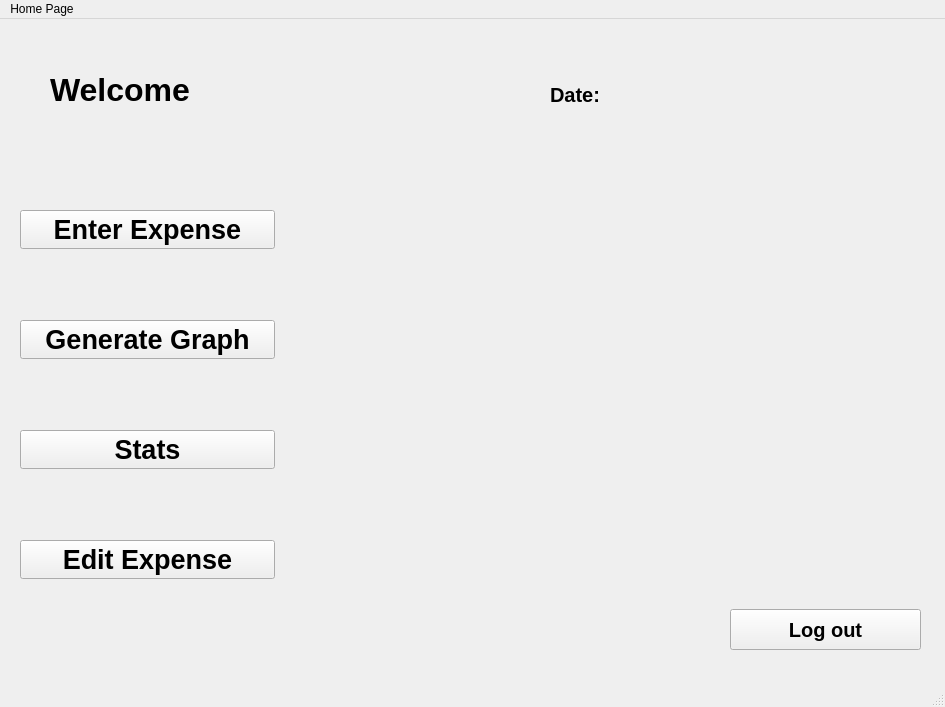
Before: the Qt Designer form mind_your_money/Mind_Your_Money/mainwindow.ui in pukaradhikari1/EndSemProject-1, drawn with Qt 5.
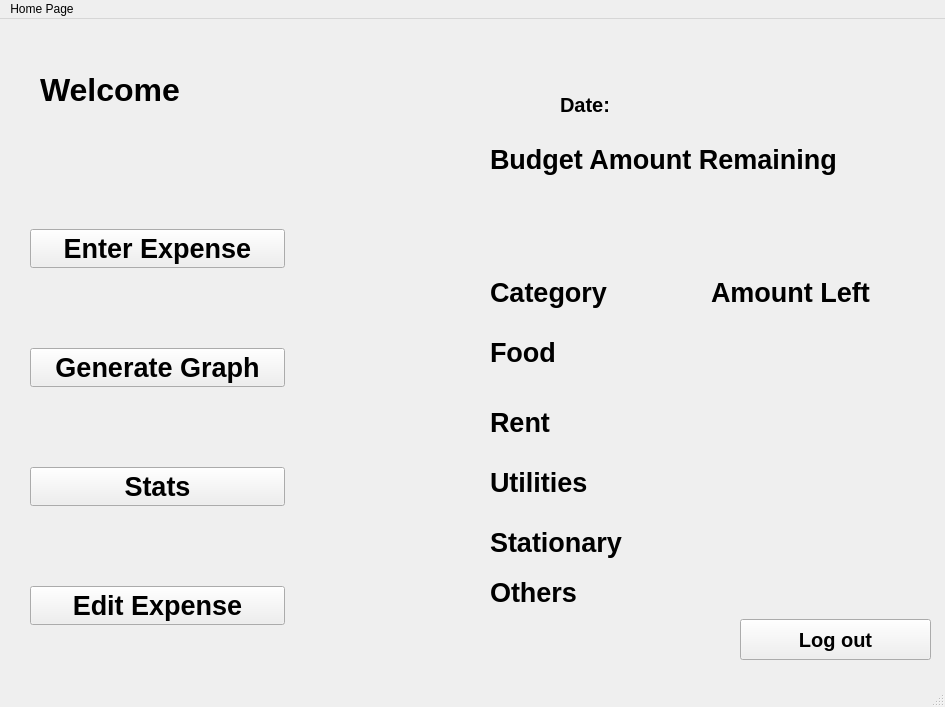
After: the same form once the commit is applied. The open tabs and pages were chosen to show the change.

Diff of the .ui file:
```diff
--- a/mind_your_money/Mind_Your_Money/mainwindow.ui
+++ b/mind_your_money/Mind_Your_Money/mainwindow.ui
@@ -17,8 +17,8 @@
    <widget class="QStackedWidget" name="stackedWidget">
     <property name="geometry">
      <rect>
-      <x>10</x>
-      <y>10</y>
+      <x>20</x>
+      <y>20</y>
       <width>911</width>
       <height>651</height>
      </rect>
@@ -711,8 +711,8 @@
      <widget class="QLabel" name="label_10">
       <property name="geometry">
        <rect>
-        <x>40</x>
-        <y>0</y>
+        <x>20</x>
+        <y>-10</y>
         <width>181</width>
         <height>121</height>
        </rect>
@@ -733,7 +733,7 @@
         <x>10</x>
         <y>160</y>
         <width>255</width>
-        <height>411</height>
+        <height>460</height>
        </rect>
       </property>
       <layout class="QVBoxLayout" name="verticalLayout_2">
@@ -894,8 +894,8 @@
      <widget class="QLabel" name="name">
       <property name="geometry">
        <rect>
-        <x>270</x>
-        <y>40</y>
+        <x>230</x>
+        <y>10</y>
         <width>151</width>
         <height>41</height>
        </rect>
@@ -904,6 +904,206 @@
        <string/>
       </property>
      </widget>
+     <widget class="QWidget" name="horizontalLayoutWidget_2">
+      <property name="geometry">
+       <rect>
+        <x>470</x>
+        <y>230</y>
+        <width>391</width>
+        <height>46</height>
+       </rect>
+      </property>
+      <layout class="QHBoxLayout" name="horizontalLayout_6">
+       <property name="spacing">
+        <number>50</number>
+       </property>
+       <item>
+        <widget class="QLabel" name="Category">
+         <property name="text">
+          <string>Category</string>
+         </property>
+        </widget>
+       </item>
+       <item>
+        <widget class="QLabel" name="label_27">
+         <property name="text">
+          <string>Amount Left</string>
+         </property>
+        </widget>
+       </item>
+      </layout>
+     </widget>
+     <widget class="QWidget" name="horizontalLayoutWidget_6">
+      <property name="geometry">
+       <rect>
+        <x>470</x>
+        <y>290</y>
+        <width>381</width>
+        <height>46</height>
+       </rect>
+      </property>
+      <layout class="QHBoxLayout" name="horizontalLayout_7">
+       <property name="spacing">
+        <number>60</number>
+       </property>
+       <item>
+        <widget class="QLabel" name="LFood">
+         <property name="text">
+          <string>Food</string>
+         </property>
+        </widget>
+       </item>
+       <item>
+        <widget class="QLabel" name="Food">
+         <property name="text">
+          <string/>
+         </property>
+        </widget>
+       </item>
+      </layout>
+     </widget>
+     <widget class="QWidget" name="horizontalLayoutWidget_7">
+      <property name="geometry">
+       <rect>
+        <x>470</x>
+        <y>360</y>
+        <width>381</width>
+        <height>46</height>
+       </rect>
+      </property>
+      <layout class="QHBoxLayout" name="horizontalLayout_8">
+       <property name="spacing">
+        <number>60</number>
+       </property>
+       <item>
+        <widget class="QLabel" name="LRent">
+         <property name="text">
+          <string>Rent</string>
+         </property>
+        </widget>
+       </item>
+       <item>
+        <widget class="QLabel" name="Rent">
+         <property name="text">
+          <string/>
+         </property>
+        </widget>
+       </item>
+      </layout>
+     </widget>
+     <widget class="QWidget" name="horizontalLayoutWidget_9">
+      <property name="geometry">
+       <rect>
+        <x>470</x>
+        <y>420</y>
+        <width>381</width>
+        <height>46</height>
+       </rect>
+      </property>
+      <layout class="QHBoxLayout" name="horizontalLayout_10">
+       <property name="spacing">
+        <number>60</number>
+       </property>
+       <item>
+        <widget class="QLabel" name="label_30">
+         <property name="text">
+          <string>Utilities</string>
+         </property>
+        </widget>
+       </item>
+       <item>
+        <widget class="QLabel" name="Utilities">
+         <property name="text">
+          <string/>
+         </property>
+        </widget>
+       </item>
+      </layout>
+     </widget>
+     <widget class="QLabel" name="label_28">
+      <property name="geometry">
+       <rect>
+        <x>470</x>
+        <y>90</y>
+        <width>431</width>
+        <height>61</height>
+       </rect>
+      </property>
+      <property name="text">
+       <string>Budget Amount Remaining</string>
+      </property>
+     </widget>
+     <widget class="QLabel" name="RemainingBudget">
+      <property name="geometry">
+       <rect>
+        <x>590</x>
+        <y>160</y>
+        <width>151</width>
+        <height>31</height>
+       </rect>
+      </property>
+      <property name="text">
+       <string/>
+      </property>
+     </widget>
+     <widget class="QWidget" name="horizontalLayoutWidget_11">
+      <property name="geometry">
+       <rect>
+        <x>470</x>
+        <y>480</y>
+        <width>381</width>
+        <height>46</height>
+       </rect>
+      </property>
+      <layout class="QHBoxLayout" name="horizontalLayout_12">
+       <property name="spacing">
+        <number>60</number>
+       </property>
+       <item>
+        <widget class="QLabel" name="label_32">
+         <property name="text">
+          <string>Stationary</string>
+         </property>
+        </widget>
+       </item>
+       <item>
+        <widget class="QLabel" name="Stationary">
+         <property name="text">
+          <string/>
+         </property>
+        </widget>
+       </item>
+      </layout>
+     </widget>
+     <widget class="QWidget" name="horizontalLayoutWidget_8">
+      <property name="geometry">
+       <rect>
+        <x>470</x>
+        <y>530</y>
+        <width>371</width>
+        <height>46</height>
+       </rect>
+      </property>
+      <layout class="QHBoxLayout" name="horizontalLayout_9">
+       <property name="spacing">
+        <number>60</number>
+       </property>
+       <item>
+        <widget class="QLabel" name="label_31">
+         <property name="text">
+          <string>Others</string>
+         </property>
+        </widget>
+       </item>
+       <item>
+        <widget class="QLabel" name="Others">
+         <property name="text">
+          <string/>
+         </property>
+        </widget>
+       </item>
+      </layout>
+     </widget>
     </widget>
     <widget class="QWidget" name="page_5">
      <widget class="QLabel" name="label_16">
```
Left out of the diff: 88 changed lines with no effect on the pictures.
